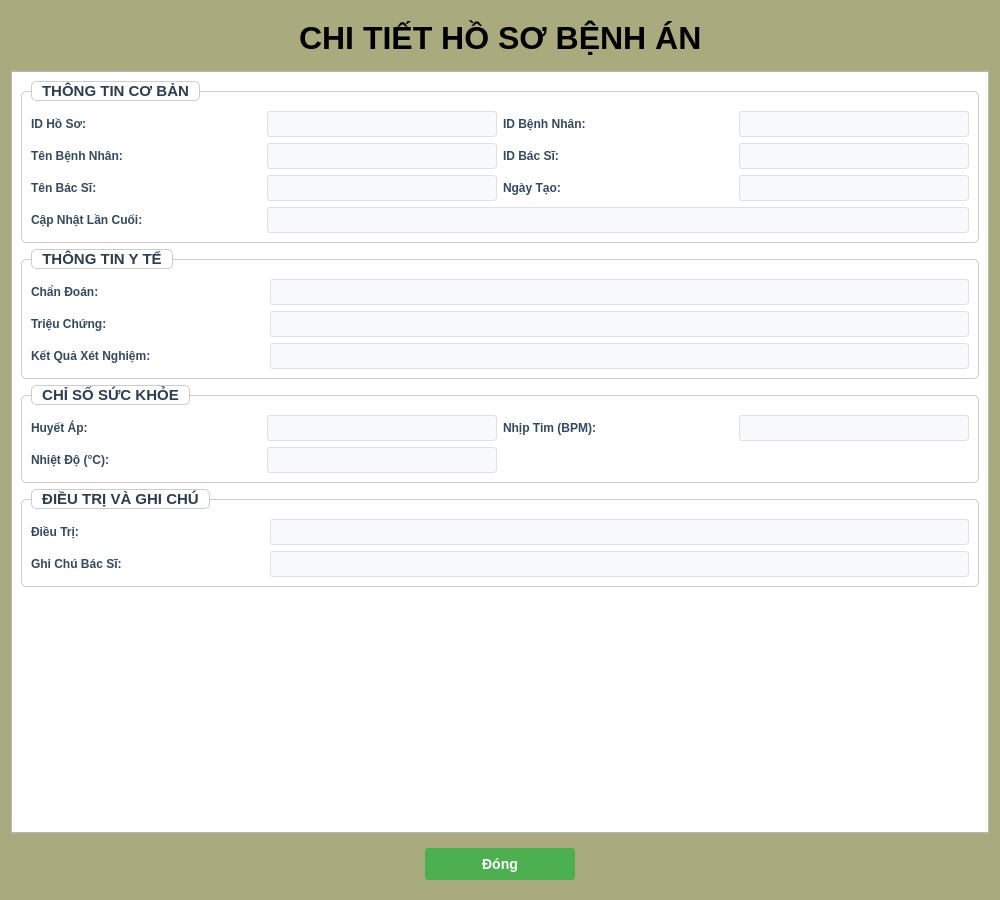
VanBao6002/PBL2_Appointment_Scheduling_System, file gui/medicalrecorddetaildialog.ui: the form before one commit.
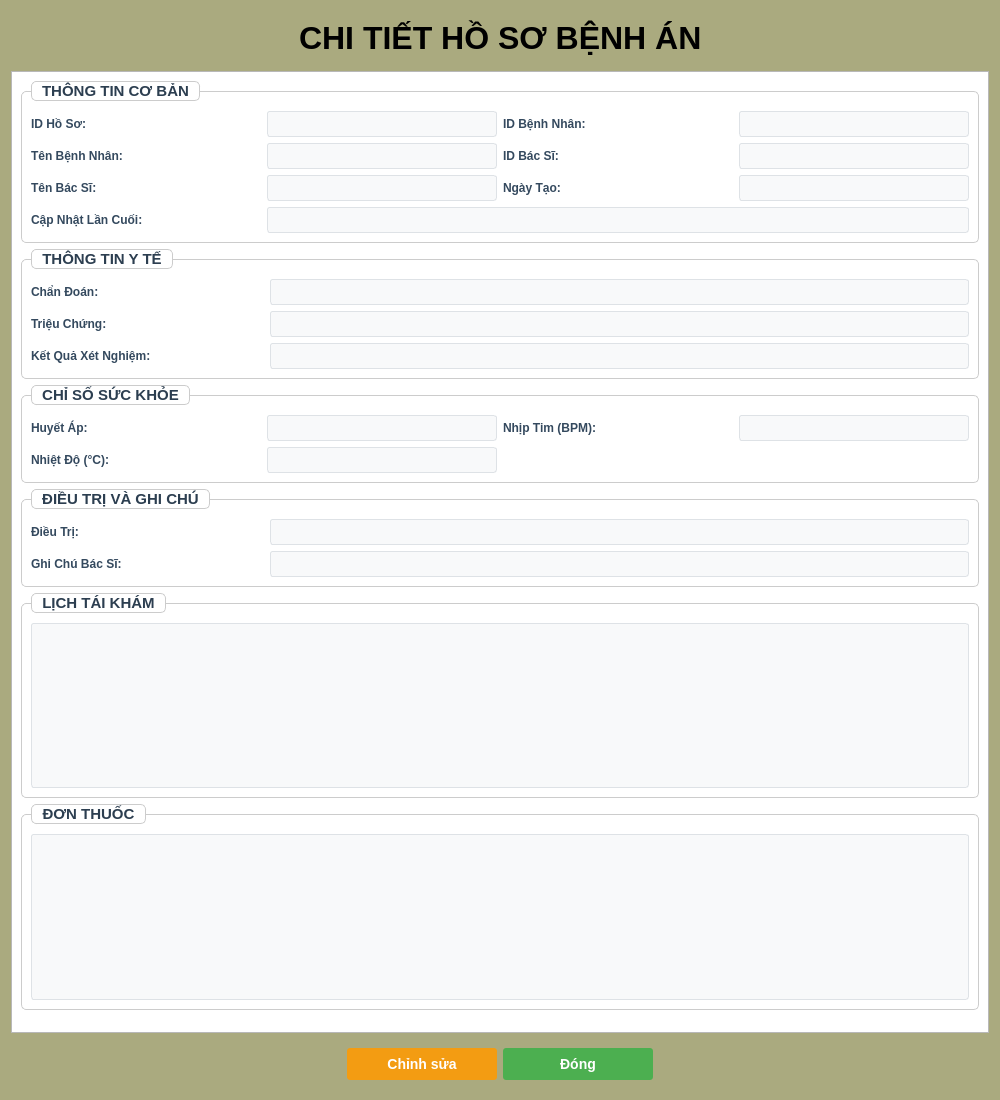
The form after the commit.

What changed in the file:
```diff
--- a/gui/medicalrecorddetaildialog.ui
+++ b/gui/medicalrecorddetaildialog.ui
@@ -7,7 +7,7 @@
     <x>0</x>
     <y>0</y>
     <width>1000</width>
-    <height>900</height>
+    <height>1100</height>
    </rect>
   </property>
   <property name="windowTitle">
@@ -107,7 +107,7 @@
         <x>0</x>
         <y>0</y>
         <width>980</width>
-        <height>754</height>
+        <height>954</height>
        </rect>
       </property>
       <property name="styleSheet">
@@ -732,6 +732,118 @@
          </layout>
         </widget>
        </item>
+       <!-- THÊM PHẦN LỊCH TÁI KHÁM -->
+       <item>
+        <widget class="QGroupBox" name="groupFollowUp">
+         <property name="font">
+          <font>
+           <family>Arial</family>
+           <pointsize>11</pointsize>
+           <italic>false</italic>
+           <bold>true</bold>
+          </font>
+         </property>
+         <property name="styleSheet">
+          <string notr="true">QGroupBox {
+    font: bold 11pt &quot;Arial&quot;;
+    color: #2C3E50;
+    border: 1px solid #CCCCCC;
+    border-radius: 5px;
+    margin-top: 10px;
+    padding-top: 10px;
+    background-color: white;
+}
+
+QGroupBox::title {
+    subcontrol-origin: margin;
+    subcontrol-position: top left;
+    border: 1px solid #CCCCCC;
+    border-radius: 5px;
+    left: 10px;
+    padding: 0 8px 0 8px;
+    background-color: white;
+}</string>
+         </property>
+         <property name="title">
+          <string>LỊCH TÁI KHÁM</string>
+         </property>
+         <layout class="QVBoxLayout" name="verticalLayout_5">
+          <item>
+           <widget class="QListWidget" name="listFollowUp">
+            <property name="styleSheet">
+             <string notr="true">QListWidget {
+    color: #2c3e50;
+    font-weight: bold;
+    padding: 5px;
+    background-color: #f8f9fa;
+    border: 1px solid #dee2e6;
+    border-radius: 3px;
+}</string>
+            </property>
+            <property name="maximumHeight">
+             <number>100</number>
+            </property>
+           </widget>
+          </item>
+         </layout>
+        </widget>
+       </item>
+       <!-- THÊM PHẦN ĐƠN THUỐC -->
+       <item>
+        <widget class="QGroupBox" name="groupPrescriptions">
+         <property name="font">
+          <font>
+           <family>Arial</family>
+           <pointsize>11</pointsize>
+           <italic>false</italic>
+           <bold>true</bold>
+          </font>
+         </property>
+         <property name="styleSheet">
+          <string notr="true">QGroupBox {
+    font: bold 11pt &quot;Arial&quot;;
+    color: #2C3E50;
+    border: 1px solid #CCCCCC;
+    border-radius: 5px;
+    margin-top: 10px;
+    padding-top: 10px;
+    background-color: white;
+}
+
+QGroupBox::title {
+    subcontrol-origin: margin;
+    subcontrol-position: top left;
+    border: 1px solid #CCCCCC;
+    border-radius: 5px;
+    left: 10px;
+    padding: 0 8px 0 8px;
+    background-color: white;
+}</string>
+         </property>
+         <property name="title">
+          <string>ĐƠN THUỐC</string>
+         </property>
+         <layout class="QVBoxLayout" name="verticalLayout_6">
+          <item>
+           <widget class="QListWidget" name="listPrescriptions">
+            <property name="styleSheet">
+             <string notr="true">QListWidget {
+    color: #2c3e50;
+    font-weight: bold;
+    padding: 5px;
+    background-color: #f8f9fa;
+    border: 1px solid #dee2e6;
+    border-radius: 3px;
+}</string>
+            </property>
+            <property name="maximumHeight">
+             <number>150</number>
+            </property>
+           </widget>
+          </item>
+         </layout>
+        </widget>
+       </item>
        <item>
         <spacer name="verticalSpacer">
          <property name="orientation">
@@ -765,6 +877,33 @@
         </property>
        </spacer>
       </item>
+      <item>
+       <widget class="QPushButton" name="btnEdit">
+        <property name="styleSheet">
+         <string notr="true">QPushButton {
+    background-color: #f39c12;
+    color: white;
+    border: none;
+    padding: 8px 25px;
+    border-radius: 3px;
+    font-weight: bold;
+    font-size: 14px;
+    min-width: 100px;
+}
+
+QPushButton:hover {
+    background-color: #e67e22;
+}
+
+QPushButton:pressed {
+    background-color: #d35400;
+}</string>
+        </property>
+        <property name="text">
+         <string>Chỉnh sửa</string>
+        </property>
+       </widget>
+      </item>
       <item>
        <widget class="QPushButton" name="btnClose">
         <property name="styleSheet">
```
Left out of the diff: 18 changed lines with no effect on the pictures.
